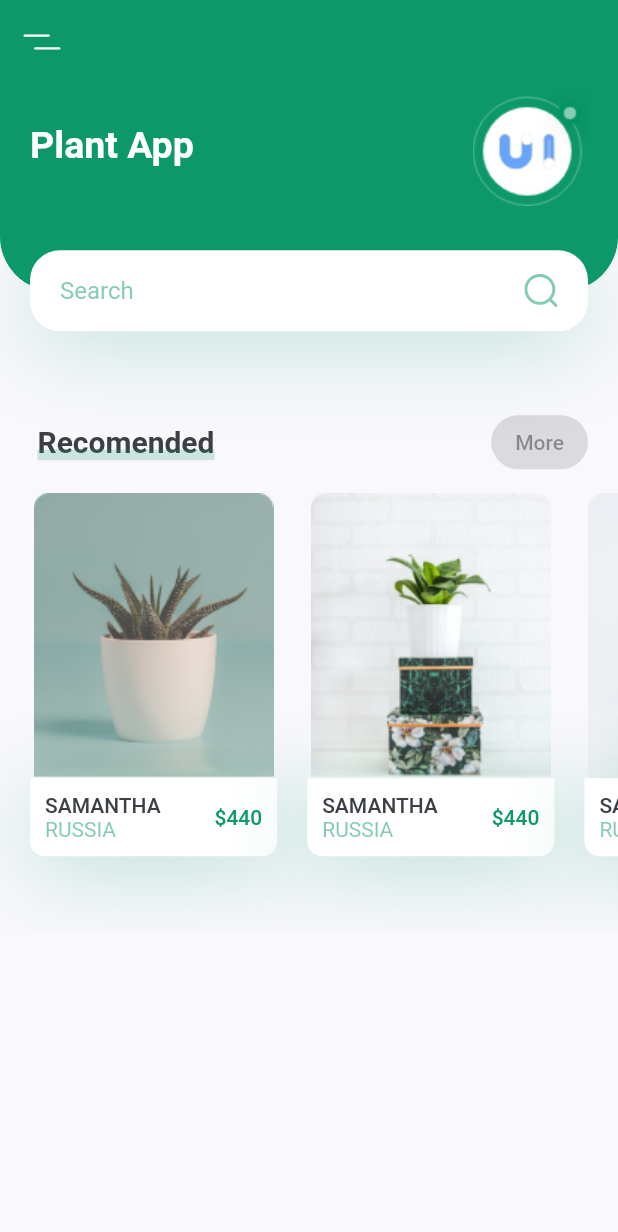
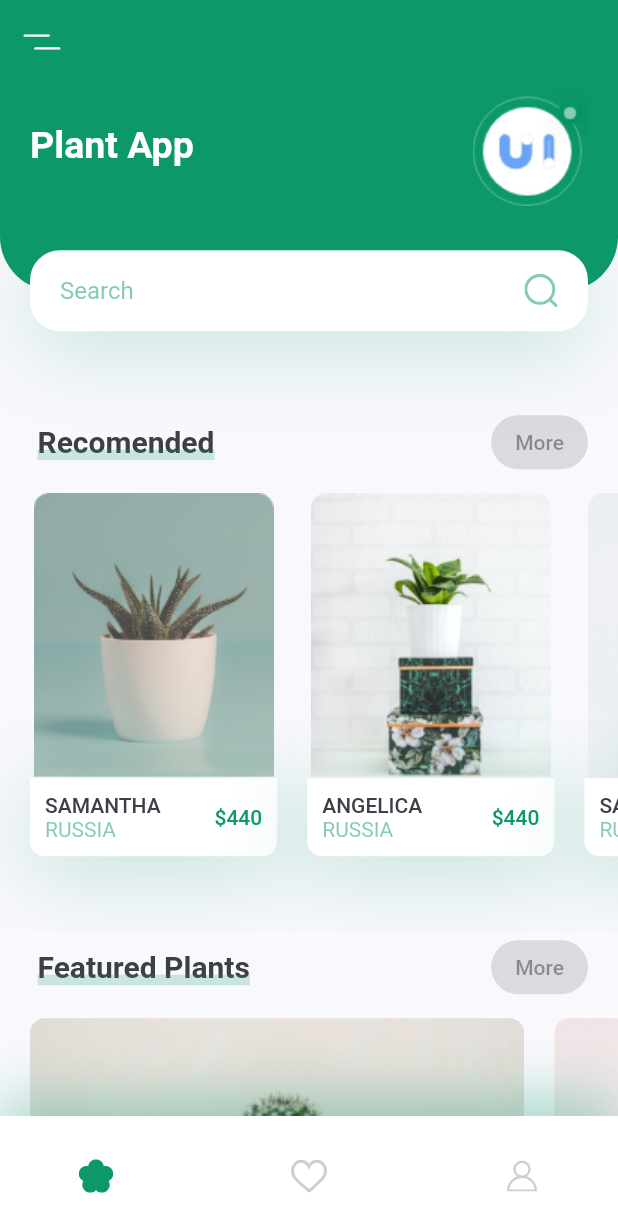
Before and after one commit to gbarth/plantApp, a Flutter app: the screen it shows after launch, on a phone screen of 412 x 824 dp. Shown: the top 1232 px of the screen. Run offline on Flutter 3.47's test engine with Material 2 defaults, Android fonts, the phone set to English and light mode, and no system bars; our stand-ins replace flutter_svg.

Commit message:
bottom navigation bar

```diff
--- a/lib/screens/home/components/body.dart
+++ b/lib/screens/home/components/body.dart
@@ -2,6 +2,7 @@ import 'package:flutter/material.dart';
 import 'package:flutter_svg/svg.dart';
 import 'package:plant_app/constants.dart';
 
+import 'featured_plants.dart';
 import 'header_with_search_box.dart';
 import 'recomend_plants.dart';
 import 'title_with_more_btn.dart';
@@ -18,7 +19,10 @@ class Body extends StatelessWidget {
         children: <Widget>[
           HeaderWithSearchBox(size: size),
           TitleWithMoreBtn(title: "Recomended", press: () {}),
-          RecomendPlants()
+          RecomendPlants(),
+          TitleWithMoreBtn(title: "Featured Plants", press: () {}),
+          FeaturedPlants(),
+          SizedBox(height: kDefaultPadding),
         ],
       ),
     );
--- /dev/null
+++ b/lib/screens/home/components/featured_plants.dart
@@ -0,0 +1,63 @@
+import 'package:flutter/material.dart';
+
+import '../../../constants.dart';
+
+class FeaturedPlants extends StatelessWidget {
+  const FeaturedPlants({
+    Key? key,
+  }) : super(key: key);
+
+  @override
+  Widget build(BuildContext context) {
+    return SingleChildScrollView(
+      scrollDirection: Axis.horizontal,
+      child: Row(
+        children: [
+          FeaturePlantCard(
+            image: "assets/images/bottom_img_1.png",
+            press: () {},
+          ),
+          FeaturePlantCard(
+            image: "assets/images/bottom_img_2.png",
+            press: () {},
+          ),
+        ],
+      ),
+    );
+  }
+}
+
+class FeaturePlantCard extends StatelessWidget {
+  const FeaturePlantCard({
+    Key? key,
+    required this.image,
+    required this.press,
+  }) : super(key: key);
+
+  final String image;
+  final Function press;
+
+  @override
+  Widget build(BuildContext context) {
+    Size size = MediaQuery.of(context).size;
+    return GestureDetector(
+      onTap: press(),
+      child: Container(
+        margin: const EdgeInsets.only(
+          left: kDefaultPadding,
+          top: kDefaultPadding / 2,
+          bottom: kDefaultPadding / 2,
+        ),
+        width: size.width * 0.8,
+        height: 185,
+        decoration: BoxDecoration(
+          borderRadius: BorderRadius.circular(10),
+          image: DecorationImage(
+            fit: BoxFit.cover,
+            image: AssetImage(image),
+          ),
+        ),
+      ),
+    );
+  }
+}
--- /dev/null
+++ b/lib/screens/home/components/my_bottom_nav_bar.dart
@@ -0,0 +1,48 @@
+import 'package:flutter/material.dart';
+import 'package:flutter_svg/svg.dart';
+
+import '../../../constants.dart';
+
+class MyBottomNavBar extends StatelessWidget {
+  const MyBottomNavBar({
+    Key? key,
+  }) : super(key: key);
+
+  @override
+  Widget build(BuildContext context) {
+    return Container(
+      padding: const EdgeInsets.only(
+        left: kDefaultPadding * 2,
+        right: kDefaultPadding * 2,
+      ),
+      height: 80,
+      decoration: BoxDecoration(
+        color: Colors.white,
+        boxShadow: [
+          BoxShadow(
+            offset: Offset(0, -10),
+            blurRadius: 35,
+            color: kPrimaryColor.withOpacity(0.38),
+          )
+        ],
+      ),
+      child: Row(
+        mainAxisAlignment: MainAxisAlignment.spaceBetween,
+        children: [
+          IconButton(
+            onPressed: () {},
+            icon: SvgPicture.asset("assets/icons/flower.svg"),
+          ),
+          IconButton(
+            onPressed: () {},
+            icon: SvgPicture.asset("assets/icons/heart-icon.svg"),
+          ),
+          IconButton(
+            onPressed: () {},
+            icon: SvgPicture.asset("assets/icons/user-icon.svg"),
+          )
+        ],
+      ),
+    );
+  }
+}
--- a/lib/screens/home/components/recomend_plants.dart
+++ b/lib/screens/home/components/recomend_plants.dart
@@ -22,7 +22,7 @@ class RecomendPlants extends StatelessWidget {
           ),
           RecomendPlantCard(
             image: "assets/images/image_2.png",
-            title: "Samantha",
+            title: "Angelica",
             country: "Russia",
             price: 440,
             press: () {},
--- a/lib/screens/home/home_screen.dart
+++ b/lib/screens/home/home_screen.dart
@@ -2,6 +2,8 @@ import 'package:flutter/material.dart';
 import 'package:flutter_svg/flutter_svg.dart';
 import 'package:plant_app/constants.dart';
 import 'package:plant_app/screens/home/components/body.dart';
+
+import 'components/my_bottom_nav_bar.dart';
 
 class HomeScreen extends StatelessWidget {
   const HomeScreen({Key? key}) : super(key: key);
@@ -11,6 +13,7 @@ class HomeScreen extends StatelessWidget {
     return Scaffold(
       appBar: buildAppBar(),
       body: Body(),
+      bottomNavigationBar: MyBottomNavBar(),
     );
   }
 
```
Also changed, not shown: lib/screens/details/components/body.dart (added), lib/screens/details/details_screen.dart (added).
